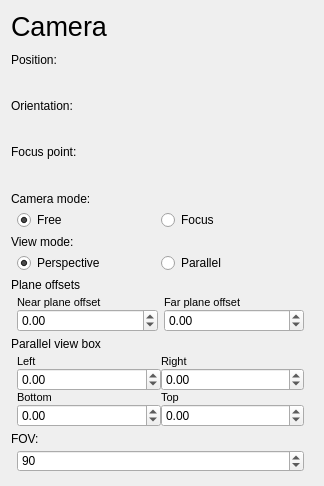
Before: the Qt Designer form src/widgets/UI/CameraConfigView.ui in DisonGo/s21_3DViewer, drawn with Qt 5.
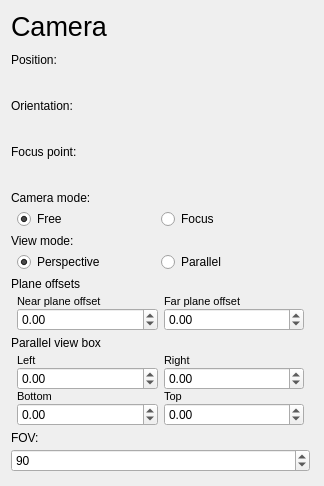
After: the same form once the commit is applied. Custom widgets are drawn as their Qt base class.

What changed in the file:
```diff
--- a/src/widgets/UI/CameraConfigView.ui
+++ b/src/widgets/UI/CameraConfigView.ui
@@ -263,6 +263,9 @@
         <property name="rightMargin">
          <number>6</number>
         </property>
+        <property name="horizontalSpacing">
+         <number>6</number>
+        </property>
         <property name="verticalSpacing">
          <number>0</number>
         </property>
@@ -365,8 +368,13 @@
       </item>
       <item>
        <widget class="QSpinBox" name="FOV_V">
+        <property name="font">
+         <font>
+          <kerning>true</kerning>
+         </font>
+        </property>
         <property name="styleSheet">
-         <string notr="true">#FOV_V{margin: 0 6px;}</string>
+         <string notr="true"/>
         </property>
         <property name="minimum">
          <number>10</number>
```
